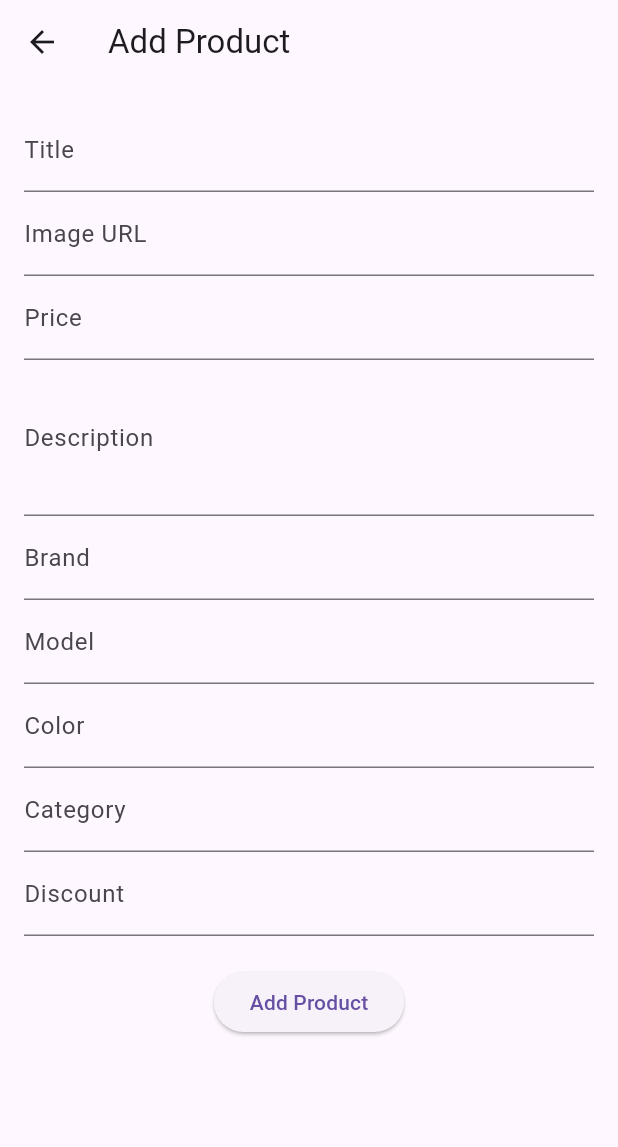
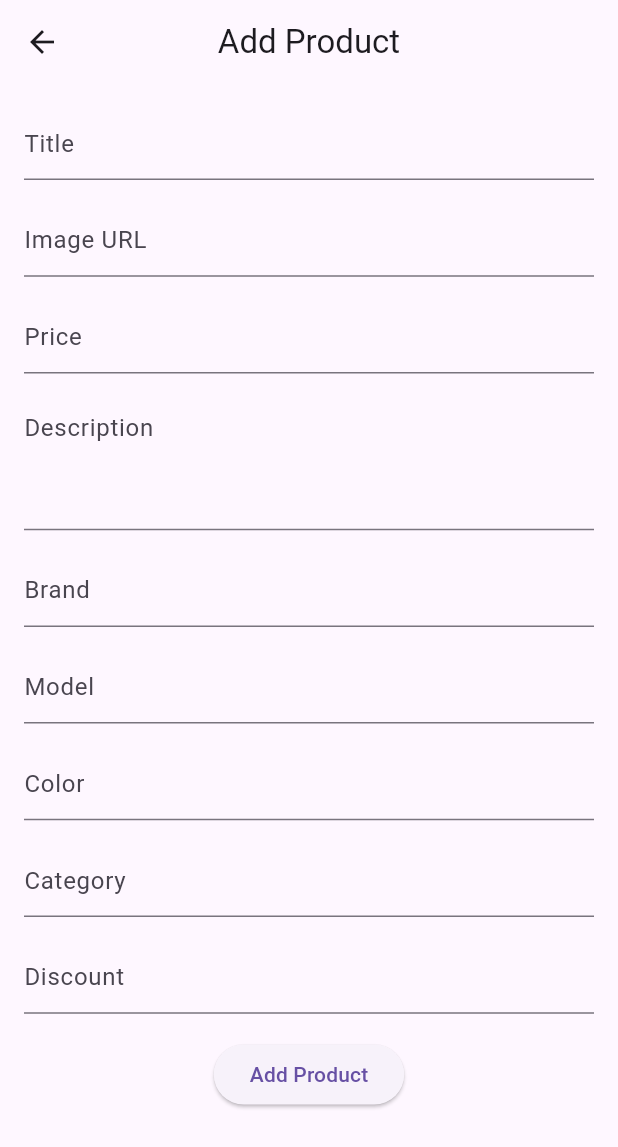
Before and after one commit to Hadel123BrIT/E-Commerce-App, a Flutter app: the AddProductScreen screen opened by its route, on a phone screen of 412 x 824 dp. Shown: the top 1147 px of the screen. Run offline on Flutter 3.47's test engine with Material 3 defaults, Android fonts, the phone set to English and light mode, and no system bars; our stand-ins replace animated_bottom_navigation_bar, dio, flutter_svg, get, lottie, shared_preferences; accounts and stored records are empty; network calls fail; statements that could not run were skipped.

Commit message:
Add some classes

```diff
--- /dev/null
+++ b/lib/Binding/UpdateProduct  binding.dart
@@ -0,0 +1,11 @@
+import 'package:get/get.dart';
+
+import '../Controllers/UpdateProduct Controller.dart';
+
+class UpdateProductBinding extends Bindings{
+  @override
+  void dependencies() {
+    Get.lazyPut(()=>UpdateProductController());
+  }
+
+}
--- a/lib/Controllers/AddProduct Controller.dart
+++ b/lib/Controllers/AddProduct Controller.dart
@@ -37,13 +37,19 @@ class AddProductController extends GetxController {
       if (success) {
         productController.addProductToList(newProduct);
         Get.back();
-        Get.snackbar('Success', 'Product added successfully!');
+        Get.snackbar('Success', 'Product added successfully!',
+        snackPosition: SnackPosition.BOTTOM,
+        );
       } else {
-        Get.snackbar('Error', 'Failed to add product.');
+        Get.snackbar('Error', 'Failed to add product.',
+          snackPosition: SnackPosition.BOTTOM,
+        );
       }
     }
     catch (e) {
-      Get.snackbar('Error', 'An error occurred: $e');
+      Get.snackbar('Error', 'An error occurred: $e',
+        snackPosition: SnackPosition.BOTTOM,
+      );
       print(e);
     }
   }
--- a/lib/Controllers/Product Controller.dart
+++ b/lib/Controllers/Product Controller.dart
@@ -6,7 +6,6 @@ class ProductController extends GetxController {
   final ApiService apiService = ApiService();
   var products = <Product>[].obs;
 
-  // جلب المنتجات من الخادم
   Future<void> fetchProducts() async {
     try {
       List<Product> fetchedProducts = await apiService.fetchProducts();
--- /dev/null
+++ b/lib/Controllers/UpdateProduct Controller.dart
@@ -0,0 +1,5 @@
+import 'package:get/get.dart';
+
+class UpdateProductController extends GetxController{
+
+}
--- a/lib/Views/AddProduct Screen.dart
+++ b/lib/Views/AddProduct Screen.dart
@@ -11,6 +11,7 @@ class AddProductScreen extends StatelessWidget {
     return Scaffold(
       appBar: AppBar(
         title: Text('Add Product'),
+        centerTitle: true,
       ),
       body: Padding(
         padding: const EdgeInsets.all(16.0),
@@ -19,44 +20,52 @@ class AddProductScreen extends StatelessWidget {
             children: [
               TextField(
                 controller: controller.titleController,
-                decoration: InputDecoration(labelText: 'Title'),
+                decoration: InputDecoration(hintText: 'Title'),
               ),
+              SizedBox(height: MediaQuery.of(context).size.height * 0.02),
               TextField(
                 controller: controller.imageController,
-                decoration: InputDecoration(labelText: 'Image URL'),
+                decoration: InputDecoration(hintText: 'Image URL'),
               ),
+              SizedBox(height: MediaQuery.of(context).size.height * 0.02),
               TextField(
                 controller: controller.priceController,
-                decoration: InputDecoration(labelText: 'Price'),
+                decoration: InputDecoration(hintText: 'Price'),
                 keyboardType: TextInputType.number,
               ),
+              SizedBox(height: MediaQuery.of(context).size.height * 0.02),
               TextField(
                 controller: controller.descriptionController,
-                decoration: InputDecoration(labelText: 'Description'),
+                decoration: InputDecoration(hintText: 'Description'),
                 maxLines: 3,
               ),
+              SizedBox(height: MediaQuery.of(context).size.height * 0.02),
               TextField(
                 controller: controller.brandController,
-                decoration: InputDecoration(labelText: 'Brand'),
+                decoration: InputDecoration(hintText: 'Brand'),
               ),
+              SizedBox(height: MediaQuery.of(context).size.height * 0.02),
               TextField(
                 controller: controller.modelController,
-                decoration: InputDecoration(labelText: 'Model'),
+                decoration: InputDecoration(hintText: 'Model'),
               ),
+              SizedBox(height: MediaQuery.of(context).size.height * 0.02),
               TextField(
                 controller: controller.colorController,
-                decoration: InputDecoration(labelText: 'Color'),
+                decoration: InputDecoration(hintText: 'Color'),
               ),
+              SizedBox(height: MediaQuery.of(context).size.height * 0.02),
               TextField(
                 controller: controller.categoryController,
-                decoration: InputDecoration(labelText: 'Category'),
+                decoration: InputDecoration(hintText: 'Category'),
               ),
+              SizedBox(height: MediaQuery.of(context).size.height * 0.02),
               TextField(
                 controller: controller.discountController,
-                decoration: InputDecoration(labelText: 'Discount'),
+                decoration: InputDecoration(hintText: 'Discount'),
                 keyboardType: TextInputType.number,
               ),
-              SizedBox(height: 20),
+              SizedBox(height: MediaQuery.of(context).size.height * 0.02),
               ElevatedButton(
                 onPressed: () async {
                   await controller.addProduct();
```
Also changed, not shown: lib/Views/Products Screen.dart (+23 -0 lines), lib/Views/UpdateProduct Screen.dart (added).
